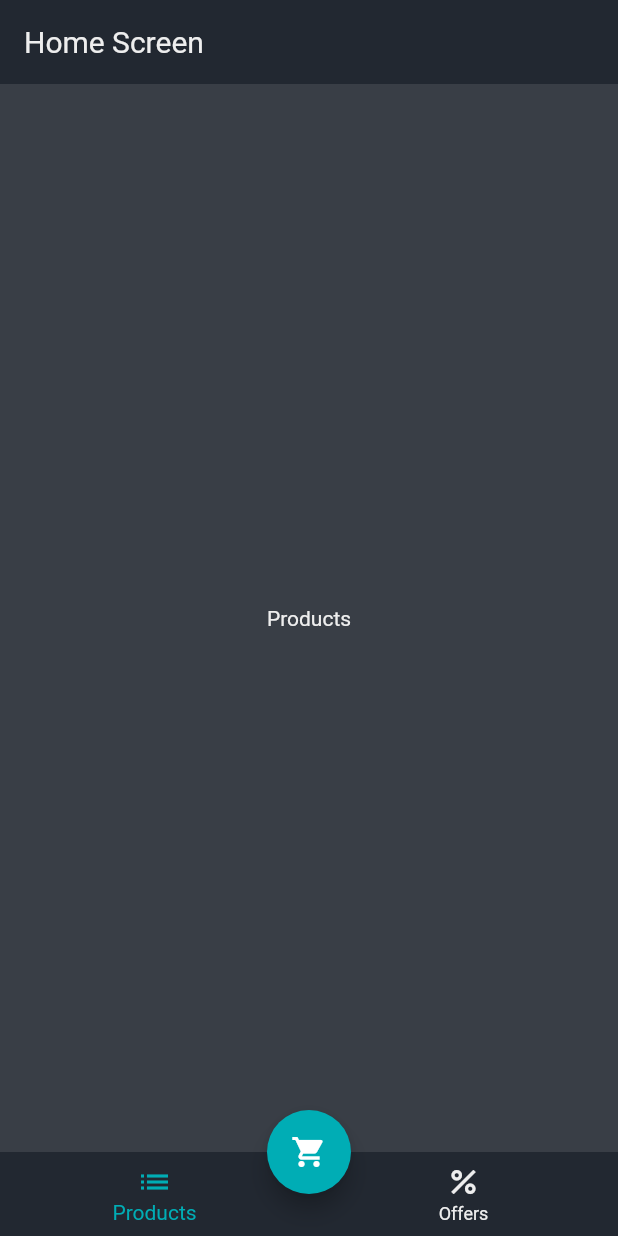
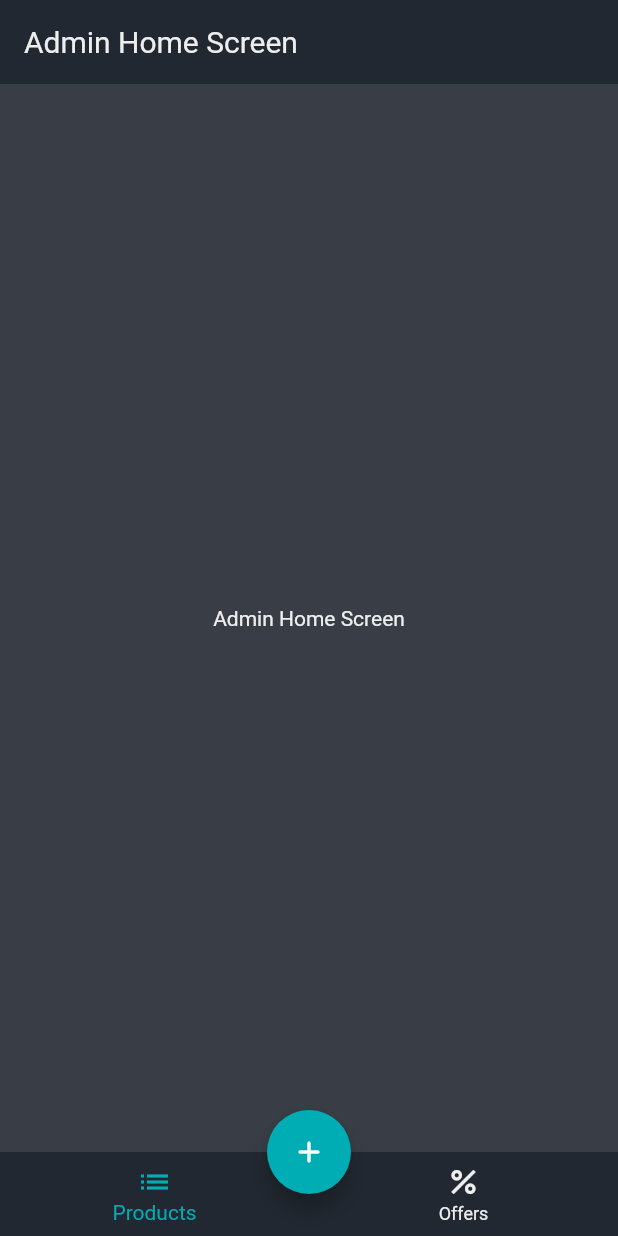
Before and after one commit to glomvardos/e-commerce-app, a Flutter app: the screen it shows after launch, on a phone screen of 412 x 824 dp. Run offline on Flutter 3.47's test engine with Material 2 defaults, Android fonts, the phone set to English and light mode, and no system bars; our stand-ins replace bloc, dio, equatable, flutter_bloc.

Commit message:
Added admin home screen and add product screen for admin

```diff
--- a/lib/app.dart
+++ b/lib/app.dart
@@ -1,6 +1,7 @@
 import 'package:flutter/material.dart';
 
-import './screens/home/home_screen.dart';
+import '../screens/admin/admin_home_screen/admin_home_screen.dart';
+import '../screens/admin/add_product_screen/add_product_screen.dart';
 
 class MyApp extends StatelessWidget {
   const MyApp({Key? key}) : super(key: key);
@@ -11,7 +12,7 @@ class MyApp extends StatelessWidget {
         debugShowCheckedModeBanner: false,
         title: 'E-Commerce App',
         theme: ThemeData(
-        colorScheme:  ColorScheme.fromSwatch().copyWith(
+          colorScheme: ColorScheme.fromSwatch().copyWith(
             primary: const Color(0xFF222831),
             secondary: const Color(0xFF00ADB5),
           ),
@@ -35,10 +36,13 @@ class MyApp extends StatelessWidget {
             unselectedItemColor: Color(0xFFEEEEEE),
             elevation: 0,
           ),
+        ),
+        home: const AdminHomeScreen(),
+        routes: {
+          // ----- Admin Routes -----
+          AddProductScreen.routeName: (_) => const AddProductScreen(),
 
-      ),
-
-      home: const HomeScreen(),
-    );
+          // ----- Customer Routes -----
+        });
   }
 }
--- /dev/null
+++ b/lib/screens/admin/admin_home_screen/admin_home_screen.dart
@@ -0,0 +1,46 @@
+import 'package:flutter/material.dart';
+
+import './widgets/admin_bottom_nav_bar.dart';
+import '../add_product_screen/add_product_screen.dart';
+
+class AdminHomeScreen extends StatefulWidget {
+  const AdminHomeScreen({Key? key}) : super(key: key);
+
+  @override
+  State<AdminHomeScreen> createState() => _AdminHomeScreenState();
+}
+
+class _AdminHomeScreenState extends State<AdminHomeScreen> {
+  int _selectedIndex = 0;
+
+  void _onItemTapped(int index) {
+    setState(() {
+      _selectedIndex = index;
+    });
+  }
+
+  final List<Widget> _screens = const [
+    Text('Products'),
+    Text('Offers'),
+  ];
+
+  @override
+  Widget build(BuildContext context) {
+    return Scaffold(
+      appBar: AppBar(
+        title: const Text('Admin Home Screen'),
+      ),
+      body: const Center(
+        child: Text('Admin Home Screen'),
+      ),
+      floatingActionButtonLocation: FloatingActionButtonLocation.centerDocked,
+      floatingActionButton: FloatingActionButton(
+        onPressed: () =>
+            Navigator.of(context).pushNamed(AddProductScreen.routeName),
+        child: const Icon(Icons.add_rounded),
+      ),
+      bottomNavigationBar: AdminBottomNavBar(
+          onItemTapped: _onItemTapped, selectedIndex: _selectedIndex),
+    );
+  }
+}
--- /dev/null
+++ b/lib/screens/admin/admin_home_screen/widgets/admin_bottom_nav_bar.dart
@@ -0,0 +1,29 @@
+import 'package:flutter/material.dart';
+
+class AdminBottomNavBar extends StatelessWidget {
+  const AdminBottomNavBar({
+    Key? key,
+    required this.selectedIndex,
+    required this.onItemTapped,
+  }) : super(key: key);
+  final int selectedIndex;
+  final void Function(int) onItemTapped;
+
+  @override
+  Widget build(BuildContext context) {
+    return BottomNavigationBar(
+      items: const [
+        BottomNavigationBarItem(
+          icon: Icon(Icons.list),
+          label: 'Products',
+        ),
+        BottomNavigationBarItem(
+          icon: Icon(Icons.percent),
+          label: 'Offers',
+        )
+      ],
+      currentIndex: selectedIndex,
+      onTap: onItemTapped,
+    );
+  }
+}
--- a/lib/screens/home/home_screen.dart
+++ b/lib/screens/customer/customer_home_screen/customer_home_screen.dart
@@ -1,15 +1,15 @@
 import 'package:flutter/material.dart';
 
-import './widgets/bottom_nav_bar.dart';
+import 'widgets/customer_bottom_nav_bar.dart';
 
-class HomeScreen extends StatefulWidget {
-  const HomeScreen({Key? key}) : super(key: key);
+class CustomerHomeScreen extends StatefulWidget {
+  const CustomerHomeScreen({Key? key}) : super(key: key);
 
   @override
-  State<HomeScreen> createState() => _HomeScreenState();
+  State<CustomerHomeScreen> createState() => _CustomerHomeScreen();
 }
 
-class _HomeScreenState extends State<HomeScreen> {
+class _CustomerHomeScreen extends State<CustomerHomeScreen> {
   int _selectedIndex = 0;
 
   void _onItemTapped(int index) {
@@ -37,7 +37,7 @@ class _HomeScreenState extends State<HomeScreen> {
         onPressed: () {},
         child: const Icon(Icons.shopping_cart),
       ),
-      bottomNavigationBar: BottomNavBar(
+      bottomNavigationBar: CustomerBottomNavBar(
         selectedIndex: _selectedIndex,
         onItemTapped: _onItemTapped,
       ),
--- a/lib/screens/home/widgets/bottom_nav_bar.dart
+++ b/lib/screens/customer/customer_home_screen/widgets/customer_bottom_nav_bar.dart
@@ -1,7 +1,7 @@
 import 'package:flutter/material.dart';
 
-class BottomNavBar extends StatelessWidget {
-  const BottomNavBar({
+class CustomerBottomNavBar extends StatelessWidget {
+  const CustomerBottomNavBar({
     Key? key,
     required this.selectedIndex,
     required this.onItemTapped,
```
Also changed, not shown: lib/screens/admin/add_product_screen/add_product_screen.dart (added, +18 -0 lines). Lines whose indentation alone changed are shown as unchanged.
